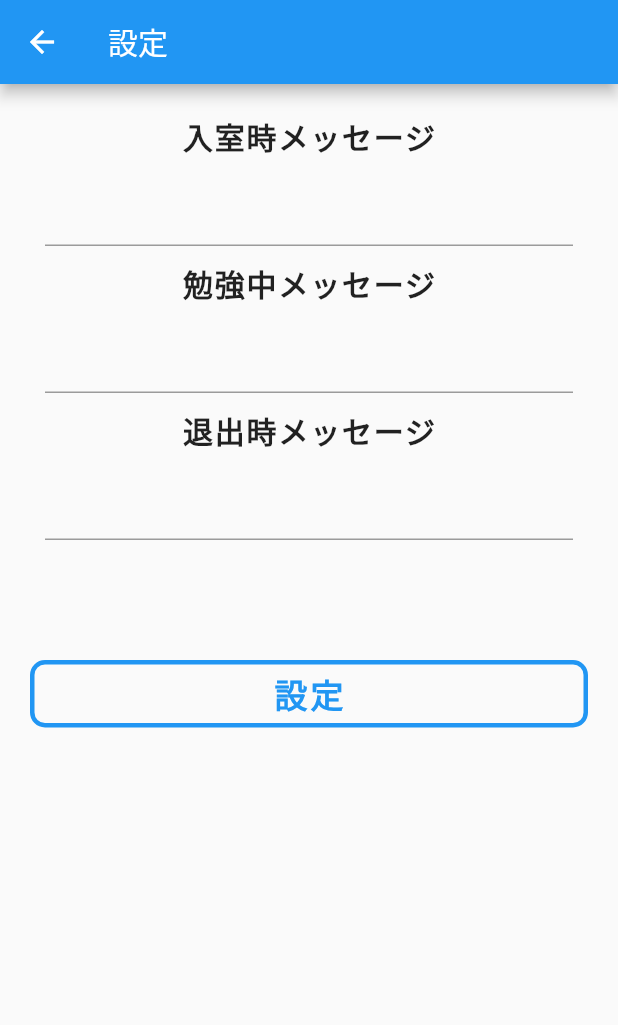
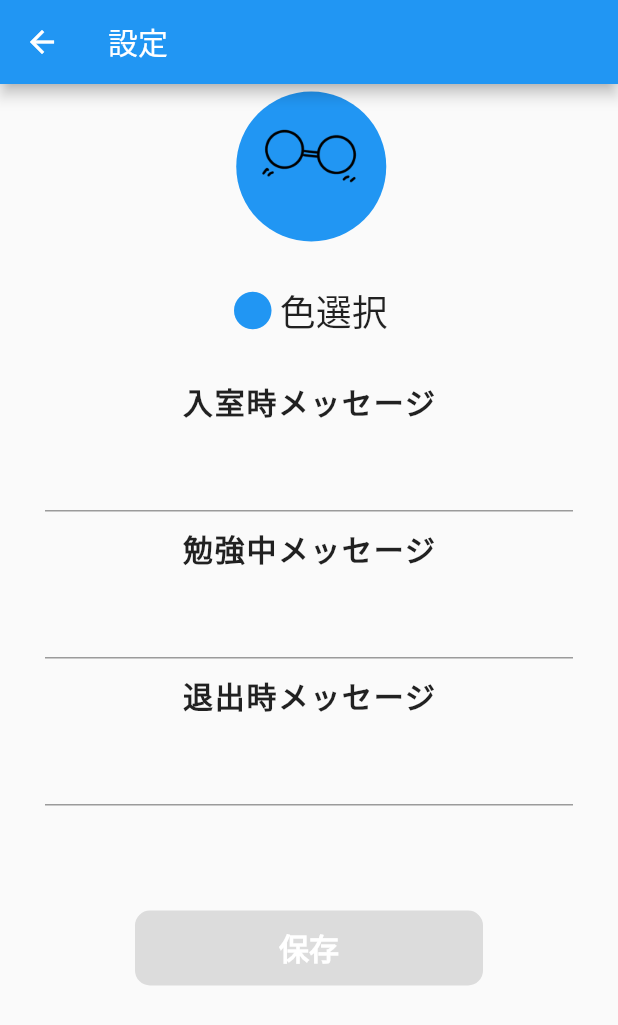
Before and after one commit to Ray-010/mokumoku-a, a Flutter app: the RoomsTopPage screen opened directly with empty values, in the side drawer, after a tap on "設定", on a phone screen of 412 x 824 dp. Shown: the top 1025 px of the screen. Run offline on Flutter 3.47's test engine with Material 2 defaults, Android fonts, the phone set to English and light mode, and no system bars; our stand-ins replace cloud_firestore, firebase_core, flutter_colorpicker, shared_preferences; accounts and stored records are empty.

Commit message:
create setting_01

```diff
--- a/lib/menu/drawer.dart
+++ b/lib/menu/drawer.dart
@@ -1,6 +1,7 @@
 import 'package:flutter/material.dart';
 import 'package:mokumoku_a/menu/questionnaire/question_first.dart';
 import 'package:mokumoku_a/menu/setting.dart';
+import 'package:mokumoku_a/menu/setting_01.dart';
 
 class DrawerPage extends StatelessWidget {
   String uid;
@@ -66,9 +67,13 @@ class DrawerPage extends StatelessWidget {
               ),
             ),
             onTap: (){
+              Navigator.pop(context);
               Navigator.push(context, MaterialPageRoute(
-                builder: (context) => SettingPage(uid),
+                builder: (context) => SettingPage01(uid),
               ));
+              // Navigator.push(context, MaterialPageRoute(
+              //   builder: (context) => SettingPage(uid),
+              // ));
             },
           ),
           ListTile(
--- /dev/null
+++ b/lib/menu/setting_01.dart
@@ -0,0 +1,323 @@
+import 'package:flutter/material.dart';
+import 'package:flutter_colorpicker/flutter_colorpicker.dart';
+import 'package:mokumoku_a/model/user.dart';
+import 'package:mokumoku_a/utils/firebase.dart';
+
+// 設定画面に来た時
+class SettingPage01 extends StatefulWidget {
+  final String uid;
+
+  SettingPage01(this.uid);
+
+  @override
+  _SettingPage01State createState() => _SettingPage01State();
+}
+
+class _SettingPage01State extends State<SettingPage01> {
+  // TODO：何も変更が無いとき⇒戻れる・保存ボタン押せない
+  // TODO：変更したが保存していないとき⇒戻るときにダイアログ表示・保存ボタン表示
+  // TODO：変更して保存した⇒戻れる・保存ボタン押せない
+
+  String initialMessage = '';
+  String progressMessage = '';
+  String lastMessage = '';
+  String _newinitialMessage = '';
+  String _newprogressMessage = '';
+  String _newlastMessage = '';
+  TextEditingController _newinitialMessageController = TextEditingController();
+  TextEditingController _newprogressMessageController = TextEditingController();
+  TextEditingController _newlastMessageController = TextEditingController();
+
+
+  bool isChanged() {
+    if(_newinitialMessage=='' && _newlastMessage == '' && _newprogressMessage == '' && firstColor == currentColor) {
+      return false;
+    } else {
+      return true;
+    }
+  }
+
+  Future<void> getMessages(String uid) async {
+    Firestore.getUsersMessages(uid).then((messages) {
+      setState(() {
+        initialMessage = messages.initialMessage;
+        progressMessage = messages.progressMessage;
+        lastMessage = messages.lastMessage;
+      });
+    });
+  }
+
+
+  List<Color> colorsList = [
+    Colors.red,
+    Colors.pink,
+    Colors.purple,
+    Colors.deepPurple,
+    Colors.indigo,
+    Colors.blue,
+    Colors.lightBlue,
+    Colors.cyan,
+    Colors.teal,
+    Colors.green,
+    Colors.lightGreen,
+    Colors.lime,
+    Colors.yellow,
+    Colors.amber,
+    Colors.orange,
+    Colors.deepOrange,
+    Colors.brown,
+    Colors.grey,
+    Colors.blueGrey,
+    Colors.black,
+  ];
+
+  List<String> imagesList = [
+    'images/MokuMoku_alpha_icon_01.PNG',
+    'images/MokuMoku_alpha_icon_02.PNG',
+    'images/MokuMoku_alpha_icon_03.PNG',
+    'images/MokuMoku_alpha_icon_04.PNG',
+    'images/MokuMoku_alpha_icon_05.PNG',
+    'images/MokuMoku_alpha_icon_06.PNG',
+  ];
+
+  int color = 0;
+  int imageIndex = 0;
+  Color currentColor = Colors.blue;
+  Color firstColor = Colors.blue;
+
+  @override
+  void initState() {
+    // TODO：Firestoreにasyncを使いたかった
+    Firestore.getProfile(widget.uid).then((user) {
+      color = user.color;
+      imageIndex = user.imageIndex;
+    }).then((_) {
+      setState(() {
+        color = this.color;
+        imageIndex = this.imageIndex;
+        currentColor = colorsList[color];
+        firstColor = colorsList[color];
+      });
+    });
+    getMessages(widget.uid);
+    super.initState();
+  }
+
+  void changeColor(Color color) => setState(() => currentColor = color);
+
+  @override
+  Widget build(BuildContext context) {
+    return WillPopScope(
+      onWillPop: () async{
+        if (isChanged()) {
+          // 変更したが保存していない内容があった場合
+          return _backButtonPress(context);
+        } else {
+          // 何も変更していない場合
+          return true;
+        }
+      },
+      child: Scaffold(
+          appBar: AppBar(
+            title: Text('設定'),
+          ),
+          body: SingleChildScrollView(
+            child: Column(
+              children: [
+                Container(
+                  padding: EdgeInsets.only(left: 3.0, top: 5),
+                  alignment: Alignment.topCenter,
+                  child: CircleAvatar(
+                    backgroundImage: AssetImage(imagesList[imageIndex]),
+                    backgroundColor: currentColor,
+                    radius: 50,
+                  ),
+                ),
+
+
+                // カラー選択
+                TextButton(
+                    onPressed: (){
+                      showDialog(
+                        context: context,
+                        builder: (BuildContext context) {
+                          return AlertDialog(
+                            title: Text('SELECT COLOR'),
+                            content: SingleChildScrollView(
+                              child: BlockPicker(
+                                pickerColor: currentColor,
+                                onColorChanged: changeColor,
+                              ),
+                            ),
+                          );
+                        },
+                      );
+                    },
+                    child: Container(
+                      padding: EdgeInsets.all(20),
+                      child: Row(
+                        mainAxisAlignment: MainAxisAlignment.center,
+                        children: [
+                          Padding(
+                            padding: const EdgeInsets.only(right: 3),
+                            child: Icon(
+                              Icons.circle,
+                              color: currentColor,
+                              size: 30,
+                            ),
+                          ),
+                          Text(
+                            '色選択',
+                            style: TextStyle(
+                              color: Colors.black87,
+                              fontSize: 24,
+                            ),
+                          )
+                        ],
+                      ),
+                    )
+                ),
+
+                Text(
+                  '入室時メッセージ',
+                  style: TextStyle(
+                    fontSize: 20.0,
+                    fontWeight: FontWeight.w600,
+                    letterSpacing: 1.2,
+                  ),
+                ),
+                Padding(
+                  padding: EdgeInsets.symmetric(horizontal: 30.0, vertical: 10.0),
+                  child: TextFormField(
+                    controller: _newinitialMessageController,
+                    decoration: InputDecoration(
+                      hintText: initialMessage,
+                    ),
+                    onChanged: (value) {
+                      setState(() {
+                        _newinitialMessage = value;
+                      });
+                    },
+                  ),
+                ),
+                Text(
+                  '勉強中メッセージ',
+                  style: TextStyle(
+                    fontSize: 20.0,
+                    fontWeight: FontWeight.w600,
+                    letterSpacing: 1.2,
+                  ),
+                ),
+                Padding(
+                  padding: EdgeInsets.symmetric(horizontal: 30.0, vertical: 10.0),
+                  child: TextFormField(
+                    controller: _newprogressMessageController,
+                    decoration: InputDecoration(
+                      hintText: progressMessage,
+                    ),
+                    onChanged: (value) {
+                      setState(() {
+                        _newprogressMessage = value;
+                      });
+                    },
+                  ),
+                ),
+                Text(
+                  '退出時メッセージ',
+                  style: TextStyle(
+                    fontSize: 20.0,
+                    fontWeight: FontWeight.w600,
+                    letterSpacing: 1.2,
+                  ),
+                ),
+                Padding(
+                  padding: EdgeInsets.symmetric(horizontal: 30.0, vertical: 10.0),
+                  child: TextFormField(
+                    controller: _newlastMessageController,
+                    decoration: InputDecoration(
+                        hintText: lastMessage
+                    ),
+                    onChanged: (value) {
+                      setState(() {
+                        _newlastMessage = value;
+                      });
+                    },
+                  ),
+                ),
+                SizedBox(height: 60,),
+
+                ElevatedButton(
+                  child: Container(
+                    width: 200,
+                    height: 50,
+                    alignment: Alignment.center,
+                    child: Text(
+                      '保存',
+                      style: TextStyle(
+                        fontWeight: FontWeight.bold,
+                        fontSize: 20,
+                        color: Colors.white,
+                      ),
+                    ),
+                  ),
+                  style: ElevatedButton.styleFrom(
+                    primary: Colors.blue,
+                    onPrimary: Colors.black,
+                    shape: RoundedRectangleBorder(
+                      borderRadius: BorderRadius.circular(10),
+                    ),
+                  ),
+                  onPressed: isChanged() ? () {
+                    if(_newinitialMessage=='') {
+                      _newinitialMessage = initialMessage;
+                    }
+                    if(_newprogressMessage=='') {
+                      _newprogressMessage = progressMessage;
+                    }
+                    if(_newlastMessage=='') {
+                      _newlastMessage = lastMessage;
+                    }
+
+                    Firestore.updateMessages(widget.uid,_newinitialMessage,_newprogressMessage,_newlastMessage).then((_) {
+                      Firestore.updateColor(widget.uid, colorsList.indexOf(currentColor));
+                      Navigator.pop(context);
+                    });
+                  } : null,
+                ),
+
+              ],
+            ),
+          )
+      ),
+    );
+  }
+
+  Future<bool> _backButtonPress(BuildContext context) async {
+    bool? answer = await showDialog<bool>(
+        context: context,
+        builder: (BuildContext context) {
+          return AlertDialog(
+            title: Text(
+              '変更が保存されていません。変更を破棄しますか？',
+              style: TextStyle(
+
+              ),
+            ),
+            actions: [
+              TextButton(
+                  onPressed: () {
+                    Navigator.of(context).pop(false);
+                  },
+                  child: Text('キャンセル')),
+              TextButton(
+                  onPressed: () {
+                    Navigator.of(context).pop(true);
+                  },
+                  child: Text('破棄する'))
+            ],
+          );
+        });
+
+    return answer ?? false;
+  }
+}
```
Also changed, not shown: lib/utils/firebase.dart (+8 -0 lines).
